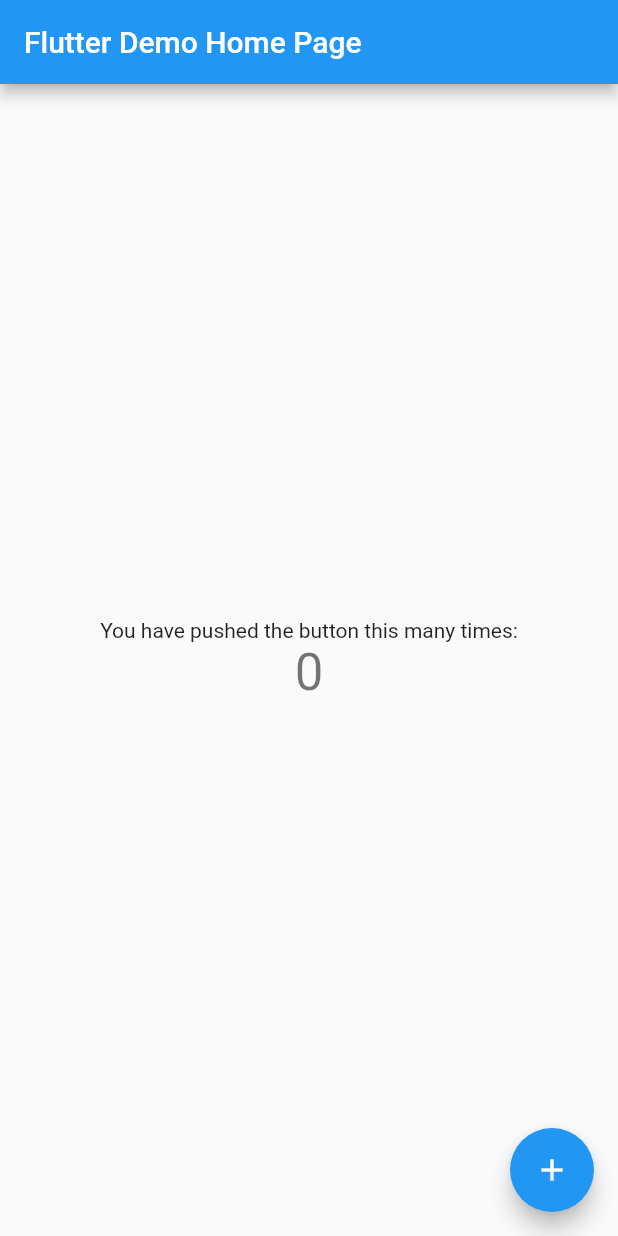
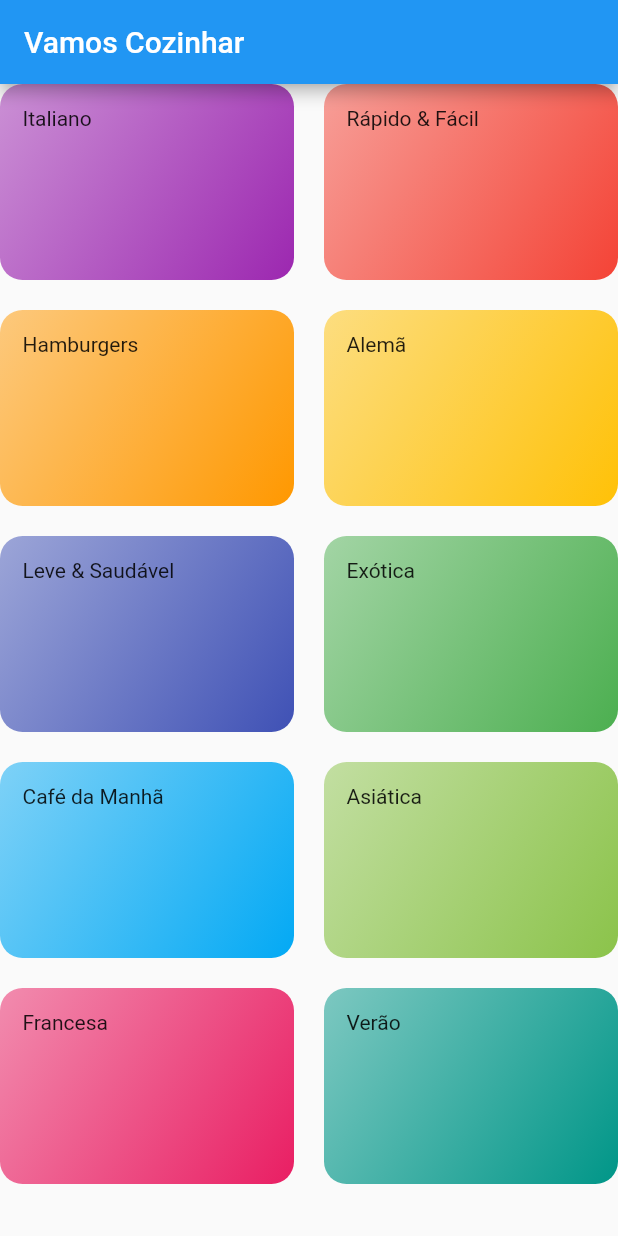
Before and after one commit to avelar42/Meals, a Flutter app: the screen it shows after launch, on a phone screen of 412 x 824 dp. Run offline on Flutter 3.47's test engine with Material 2 defaults, Android fonts, the phone set to English and light mode, and no system bars.

Commit message:
Creating components and adjust in the first screen

```diff
--- /dev/null
+++ b/lib/components/category_item.dart
@@ -0,0 +1,23 @@
+import 'package:flutter/material.dart';
+import '../models/category.dart';
+
+class CategoryItem extends StatelessWidget {
+  const CategoryItem(this.category);
+
+  final Category category;
+
+  @override
+  Widget build(BuildContext context) {
+    return Container(
+      padding: EdgeInsets.all(15),
+      child: Text(category.title),
+      decoration: BoxDecoration(
+        borderRadius: BorderRadius.circular(15),
+        gradient: LinearGradient(
+            colors: [category.color.withOpacity(0.5), category.color],
+            begin: Alignment.topLeft,
+            end: Alignment.bottomRight),
+      ),
+    );
+  }
+}
--- /dev/null
+++ b/lib/data/dummy_data.dart
@@ -0,0 +1,55 @@
+import 'package:flutter/material.dart';
+import '../models/category.dart';
+
+const dummyCategories = [
+  Category(
+    id: 'c1',
+    title: 'Italiano',
+    color: Colors.purple,
+  ),
+  Category(
+    id: 'c2',
+    title: 'Rápido & Fácil',
+    color: Colors.red,
+  ),
+  Category(
+    id: 'c3',
+    title: 'Hamburgers',
+    color: Colors.orange,
+  ),
+  Category(
+    id: 'c4',
+    title: 'Alemã',
+    color: Colors.amber,
+  ),
+  Category(
+    id: 'c5',
+    title: 'Leve & Saudável',
+    color: Colors.indigo,
+  ),
+  Category(
+    id: 'c6',
+    title: 'Exótica',
+    color: Colors.green,
+  ),
+  Category(
+    id: 'c7',
+    title: 'Café da Manhã',
+    color: Colors.lightBlue,
+  ),
+  Category(
+    id: 'c8',
+    title: 'Asiática',
+    color: Colors.lightGreen,
+  ),
+  Category(
+    id: 'c9',
+    title: 'Francesa',
+    color: Colors.pink,
+  ),
+  Category(
+    id: 'c10',
+    title: 'Verão',
+    color: Colors.teal,
+  ),
+];
--- a/lib/main.dart
+++ b/lib/main.dart
@@ -1,4 +1,5 @@
 import 'package:flutter/material.dart';
+import 'screens/categories_screen.dart';
 
 void main() {
   runApp(const MyApp());
@@ -7,109 +8,14 @@ void main() {
 class MyApp extends StatelessWidget {
   const MyApp({Key? key}) : super(key: key);
 
-  // This widget is the root of your application.
   @override
   Widget build(BuildContext context) {
     return MaterialApp(
-      title: 'Flutter Demo',
+      title: 'Vamos Cozinhar?',
       theme: ThemeData(
-        // This is the theme of your application.
-        //
-        // Try running your application with "flutter run". You'll see the
-        // application has a blue toolbar. Then, without quitting the app, try
-        // changing the primarySwatch below to Colors.green and then invoke
-        // "hot reload" (press "r" in the console where you ran "flutter run",
-        // or simply save your changes to "hot reload" in a Flutter IDE).
-        // Notice that the counter didn't reset back to zero; the application
-        // is not restarted.
         primarySwatch: Colors.blue,
       ),
-      home: const MyHomePage(title: 'Flutter Demo Home Page'),
+      home: CategoriesScreen(),
     );
   }
 }
-
-class MyHomePage extends StatefulWidget {
-  const MyHomePage({Key? key, required this.title}) : super(key: key);
-
-  // This widget is the home page of your application. It is stateful, meaning
-  // that it has a State object (defined below) that contains fields that affect
-  // how it looks.
-
-  // This class is the configuration for the state. It holds the values (in this
-  // case the title) provided by the parent (in this case the App widget) and
-  // used by the build method of the State. Fields in a Widget subclass are
-  // always marked "final".
-
-  final String title;
-
-  @override
-  State<MyHomePage> createState() => _MyHomePageState();
-}
-
-class _MyHomePageState extends State<MyHomePage> {
-  int _counter = 0;
-
-  void _incrementCounter() {
-    setState(() {
-      // This call to setState tells the Flutter framework that something has
-      // changed in this State, which causes it to rerun the build method below
-      // so that the display can reflect the updated values. If we changed
-      // _counter without calling setState(), then the build method would not be
-      // called again, and so nothing would appear to happen.
-      _counter++;
-    });
-  }
-
-  @override
-  Widget build(BuildContext context) {
-    // This method is rerun every time setState is called, for instance as done
-    // by the _incrementCounter method above.
-    //
-    // The Flutter framework has been optimized to make rerunning build methods
-    // fast, so that you can just rebuild anything that needs updating rather
-    // than having to individually change instances of widgets.
-    return Scaffold(
-      appBar: AppBar(
-        // Here we take the value from the MyHomePage object that was created by
-        // the App.build method, and use it to set our appbar title.
-        title: Text(widget.title),
-      ),
-      body: Center(
-        // Center is a layout widget. It takes a single child and positions it
-        // in the middle of the parent.
-        child: Column(
-          // Column is also a layout widget. It takes a list of children and
-          // arranges them vertically. By default, it sizes itself to fit its
-          // children horizontally, and tries to be as tall as its parent.
-          //
-          // Invoke "debug painting" (press "p" in the console, choose the
-          // "Toggle Debug Paint" action from the Flutter Inspector in Android
-          // Studio, or the "Toggle Debug Paint" command in Visual Studio Code)
-          // to see the wireframe for each widget.
-          //
-          // Column has various properties to control how it sizes itself and
-          // how it positions its children. Here we use mainAxisAlignment to
-          // center the children vertically; the main axis here is the vertical
-          // axis because Columns are vertical (the cross axis would be
-          // horizontal).
-          mainAxisAlignment: MainAxisAlignment.center,
-          children: <Widget>[
-            const Text(
-              'You have pushed the button this many times:',
-            ),
-            Text(
-              '$_counter',
-              style: Theme.of(context).textTheme.headline4,
-            ),
-          ],
-        ),
-      ),
-      floatingActionButton: FloatingActionButton(
-        onPressed: _incrementCounter,
-        tooltip: 'Increment',
-        child: const Icon(Icons.add),
-      ), // This trailing comma makes auto-formatting nicer for build methods.
-    );
-  }
-}
--- /dev/null
+++ b/lib/models/category.dart
@@ -0,0 +1,10 @@
+import 'package:flutter/material.dart';
+
+class Category {
+  final String id;
+  final String title;
+  final Color color;
+
+  const Category(
+      {required this.id, required this.title, this.color = Colors.orange});
+}
--- /dev/null
+++ b/lib/screens/categories_screen.dart
@@ -0,0 +1,24 @@
+import 'package:flutter/material.dart';
+import '../components/category_item.dart';
+import '../data/dummy_data.dart';
+
+class CategoriesScreen extends StatelessWidget {
+  @override
+  Widget build(BuildContext context) {
+    return Scaffold(
+      appBar: AppBar(
+        title: Text("Vamos Cozinhar"),
+      ),
+      body: GridView(
+        gridDelegate: SliverGridDelegateWithMaxCrossAxisExtent(
+            maxCrossAxisExtent: 200,
+            childAspectRatio: 3 / 2,
+            crossAxisSpacing: 20,
+            mainAxisSpacing: 20),
+        children: dummyCategories.map((cat) {
+          return CategoryItem(cat);
+        }).toList(),
+      ),
+    );
+  }
+}
```
